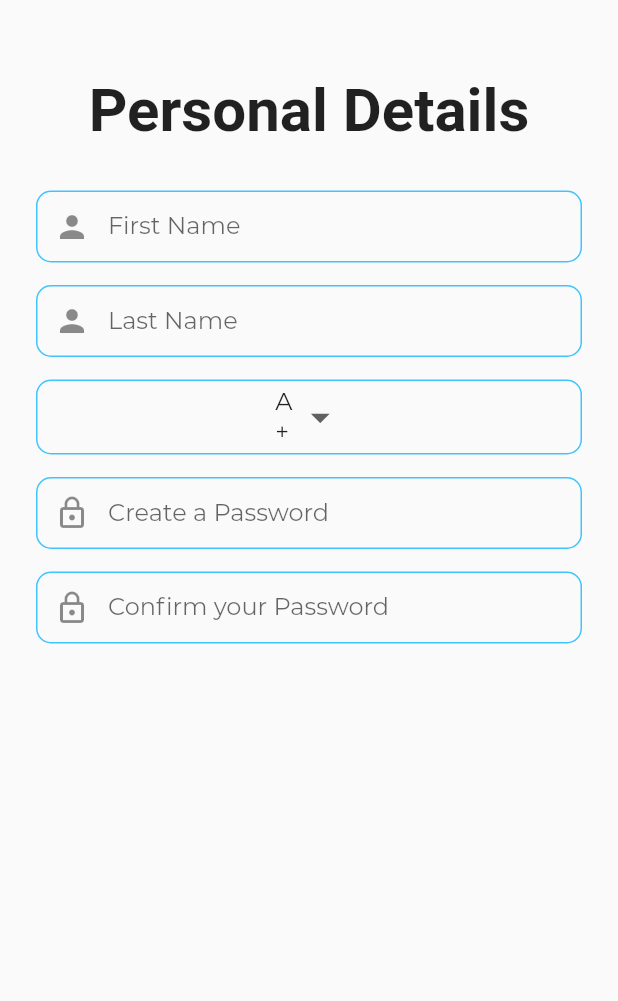
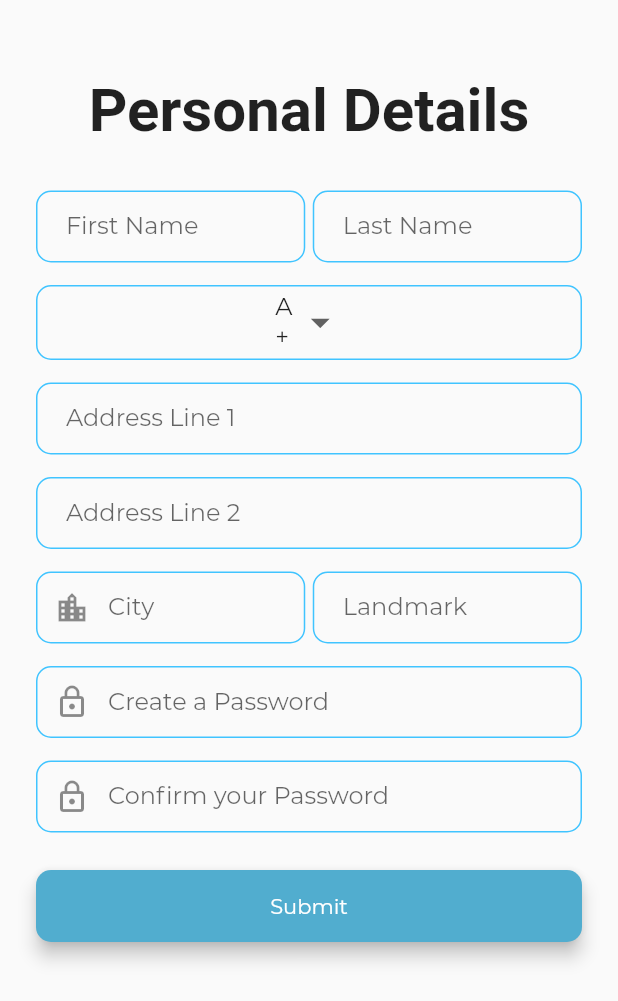
Before and after one commit to adithyaanilkumar/SafeNet, a Flutter app: the UserDetailsEntry screen opened by its route, on a phone screen of 412 x 824 dp. Shown: the top 1001 px of the screen. Run offline on Flutter 3.47's test engine with Material 2 defaults, Android fonts, the phone set to English and light mode, and no system bars; our stand-ins replace animated_text_kit, flutter_signin_button; Roboto replaces fonts that are missing (MontserratExtraBold); project files that could hold a hidden picture were left out.

Commit message:
Upgrading user registeration flow

```diff
--- a/app/safenet/lib/core/routes.dart
+++ b/app/safenet/lib/core/routes.dart
@@ -1,5 +1,6 @@
 import 'package:flutter/material.dart';
 import 'package:safenet/ui/views/login_view.dart';
+import 'package:safenet/ui/views/otp_entry.dart';
 import 'package:safenet/ui/views/register_view.dart';
 import 'package:safenet/ui/views/user_details_entry.dart';
 import 'package:safenet/ui/views/welcome_view.dart';
@@ -10,6 +11,7 @@ class Routes {
   static const String register = 'registerView';
   static const String login = 'loginView';
   static const String userDetailsEntry = 'userDetailsEntry';
+  static const String otpEntry = 'otpEntry';
 
   ///Each route is mapped to its respective view here.
   static Map<String, WidgetBuilder> getRoutes() {
@@ -18,6 +20,7 @@ class Routes {
       Routes.register: (context) => RegisterView(),
       Routes.login: (context) => LoginView(),
       Routes.userDetailsEntry: (context) => UserDetailsEntry(),
+      Routes.otpEntry: (context) => OTPEntry(),
     };
   }
 }
--- a/app/safenet/lib/main.dart
+++ b/app/safenet/lib/main.dart
@@ -4,6 +4,7 @@ import 'package:safenet/core/routes.dart';
 import 'package:safenet/core/viewmodals/login_model.dart';
 import 'package:safenet/core/viewmodals/register_model.dart';
 import 'package:safenet/core/viewmodals/welcome_model.dart';
+import 'package:safenet/ui/views/otp_entry.dart';
 import 'package:safenet/ui/views/user_details_entry.dart';
 import 'package:safenet/ui/views/welcome_view.dart';
 
@@ -24,14 +25,13 @@ class MyApp extends StatelessWidget {
             create: (context) => RegisterModel())
       ],
       child: MaterialApp(
-        initialRoute: Routes.userDetailsEntry,
         routes: Routes.getRoutes(),
         theme: ThemeData(
           fontFamily: 'Montserrat',
           primarySwatch: Colors.blue,
           visualDensity: VisualDensity.adaptivePlatformDensity,
         ),
-        home: UserDetailsEntry(),
+        home: WelcomeView(),
       ),
     );
   }
--- a/app/safenet/lib/ui/customWidgets/bloodGroupDropDown.dart
+++ b/app/safenet/lib/ui/customWidgets/bloodGroupDropDown.dart
@@ -10,13 +10,14 @@ class _BloodGroupDropDownState extends State<BloodGroupDropDown> {
   String dropdownValue = 'A+';
   @override
   Widget build(BuildContext context) {
-    return Container(
+    return GestureDetector(
+      behavior: HitTestBehavior.opaque,
+      child: Container(
         padding: EdgeInsets.symmetric(horizontal: 158.5),
         decoration: BoxDecoration(
             borderRadius: BorderRadius.all(Radius.circular(10.0)),
             border: Border.all(color: Colors.lightBlueAccent, width: 1.0)),
         child: DropdownButton<String>(
-        focusColor: Color(0xff51adcf),
           underline: SizedBox(),
           isExpanded: true,
           icon: Icon(Icons.arrow_drop_down),
@@ -35,6 +36,8 @@ class _BloodGroupDropDownState extends State<BloodGroupDropDown> {
             });
           },
         ),
+      ),
+      // onTap: ,
     );
   }
 }
--- a/app/safenet/lib/ui/views/register_view.dart
+++ b/app/safenet/lib/ui/views/register_view.dart
@@ -1,4 +1,5 @@
 import 'package:flutter/material.dart';
+import 'package:safenet/core/routes.dart';
 import 'package:safenet/core/viewmodals/register_model.dart';
 import 'package:safenet/ui/constants.dart';
 import 'package:safenet/ui/customWidgets/customSignInButton.dart';
@@ -34,7 +35,7 @@ class RegisterView extends StatelessWidget {
                 height: 8.0,
               ),
               CustomSignInButton(
-                onPressed: null,
+                onPressed: () => Navigator.pushNamed(context, Routes.otpEntry),
                 buttonColor: Color(0xff51adcf),
                 buttonText: "Generate OTP",
               ),
--- a/app/safenet/lib/ui/views/user_details_entry.dart
+++ b/app/safenet/lib/ui/views/user_details_entry.dart
@@ -1,12 +1,14 @@
 import 'package:flutter/material.dart';
 import 'package:safenet/ui/constants.dart';
 import 'package:safenet/ui/customWidgets/bloodGroupDropDown.dart';
+import 'package:safenet/ui/customWidgets/customSignInButton.dart';
 import 'package:safenet/ui/customWidgets/mainTitle.dart';
 
 class UserDetailsEntry extends StatelessWidget {
   @override
   Widget build(BuildContext context) {
     return Scaffold(
+      resizeToAvoidBottomInset: false,
       body: SafeArea(
         child: Padding(
           padding: EdgeInsets.symmetric(horizontal: 24.0),
@@ -23,21 +25,70 @@ class UserDetailsEntry extends StatelessWidget {
               SizedBox(
                 height: 30.0,
               ),
+              Row(
+                children: [
+                  Flexible(
+                    child: TextField(
+                      decoration: kTextFieldDecoration.copyWith(
+                        hintText: 'First Name',
+                      ),
+                    ),
+                  ),
+                  SizedBox(
+                    width: 5.0,
+                  ),
+                  Flexible(
+                    child: TextField(
+                      decoration: kTextFieldDecoration.copyWith(
+                        hintText: 'Last Name',
+                      ),
+                    ),
+                  ),
+                ],
+              ),
+              SizedBox(
+                height: 15.0,
+              ),
+              BloodGroupDropDown(),
+              SizedBox(
+                height: 15.0,
+              ),
               TextField(
-                decoration: kTextFieldDecoration.copyWith(
-                    hintText: 'First Name', prefixIcon: Icon(Icons.person)),
+                decoration:
+                    kTextFieldDecoration.copyWith(hintText: 'Address Line 1'),
               ),
               SizedBox(
                 height: 15.0,
               ),
               TextField(
-                decoration: kTextFieldDecoration.copyWith(
-                    hintText: 'Last Name', prefixIcon: Icon(Icons.person)),
+                decoration:
+                    kTextFieldDecoration.copyWith(hintText: 'Address Line 2'),
               ),
               SizedBox(
                 height: 15.0,
               ),
-              BloodGroupDropDown(),
+              Row(
+                children: [
+                  Flexible(
+                    child: TextField(
+                      decoration: kTextFieldDecoration.copyWith(
+                        hintText: 'City',
+                        prefixIcon: Icon(Icons.location_city),
+                      ),
+                    ),
+                  ),
+                  SizedBox(
+                    width: 5.0,
+                  ),
+                  Flexible(
+                    child: TextField(
+                      decoration: kTextFieldDecoration.copyWith(
+                        hintText: 'Landmark',
+                      ),
+                    ),
+                  ),
+                ],
+              ),
               SizedBox(
                 height: 15.0,
               ),
@@ -58,6 +109,14 @@ class UserDetailsEntry extends StatelessWidget {
                     hintText: 'Confirm your Password',
                     prefixIcon: Icon(Icons.lock_outline)),
               ),
+              SizedBox(
+                height: 15.0,
+              ),
+              CustomSignInButton(
+                onPressed: null,
+                buttonColor: Color(0xff51adcf),
+                buttonText: "Submit",
+              )
             ],
           ),
         ),
```
Also changed, not shown: app/safenet/lib/ui/views/otp_entry.dart (added, +58 -0 lines). Lines whose indentation alone changed are shown as unchanged.
